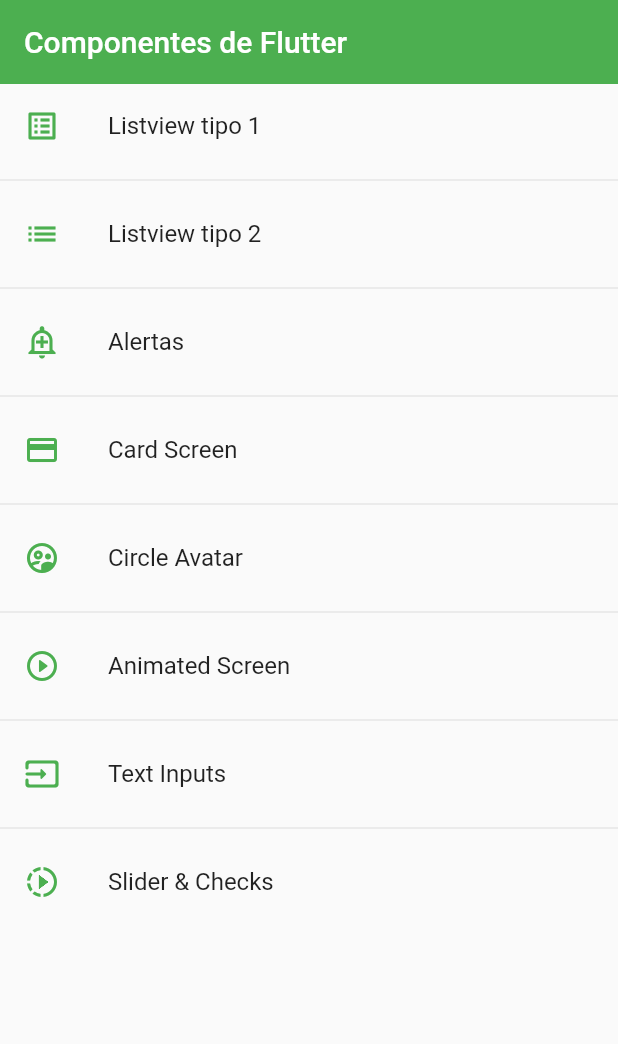
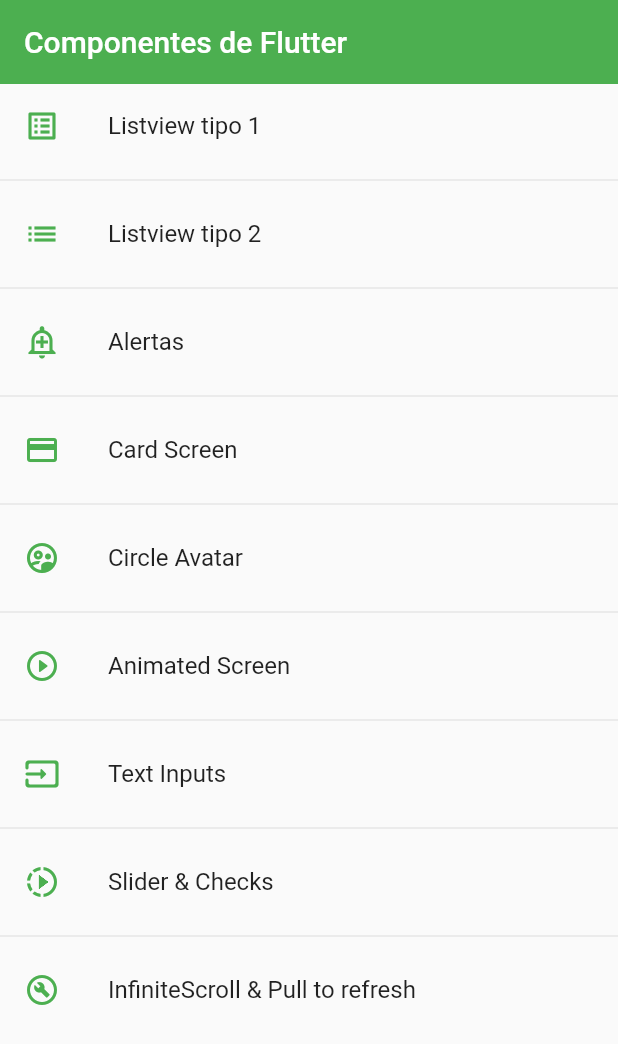
Before and after one commit to AlexisMantecon/flutter_components, a Flutter app: the screen it shows after launch, on a phone screen of 412 x 824 dp. Shown: the top 1044 px of the screen. Run offline on Flutter 3.47's test engine with Material 2 defaults, Android fonts, the phone set to English and light mode, and no system bars; statements that could not run were skipped.

Commit message:
curso - video - 96 min 2

```diff
--- a/lib/router/app_routes.dart
+++ b/lib/router/app_routes.dart
@@ -54,6 +54,12 @@ class AppRoutes {
       name: "Slider & Checks",
       screen: const SliderScreen(),
       icon: Icons.slow_motion_video_outlined,
+    ),
+    MenuOption(
+      route: "listviewBuilder",
+      name: "InfiniteScroll & Pull to refresh",
+      screen: const ListViewBuilderScreen(),
+      icon: Icons.build_circle_outlined,
     )
   ];
 
```
